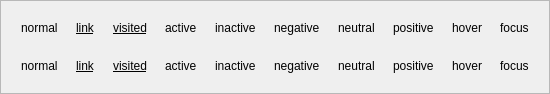
Qt form kcontrol/colors/setpreview.ui (mgottschlag/kwin-tiling) before a commit.
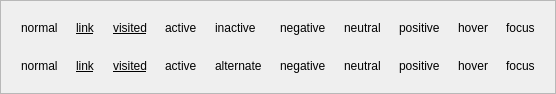
The same form after that commit.

Commit message: fix string; the background is "alternate", not "inactive"

```diff
--- a/kcontrol/colors/setpreview.ui
+++ b/kcontrol/colors/setpreview.ui
@@ -233,7 +233,7 @@
       <item>
        <widget class="QLabel" name="labelBack1" >
         <property name="text" >
-         <string comment="inactive (abbreviate)" >inactive</string>
+         <string>alternate</string>
         </property>
        </widget>
       </item>
```
Left out of the diff: 6 changed lines with no effect on the pictures.
